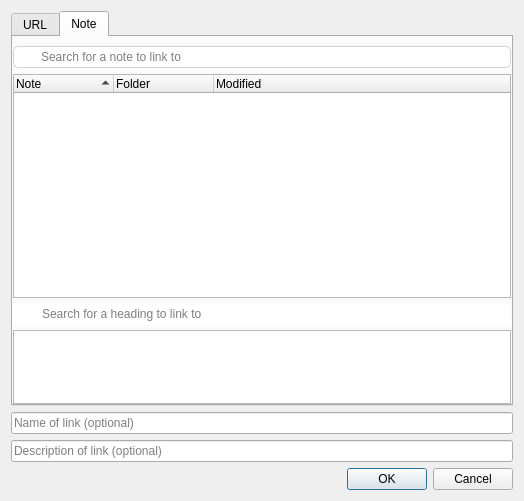
Above: src/dialogs/linkdialog.ui from pbek/QOwnNotes before the change. Below: the same form after it.
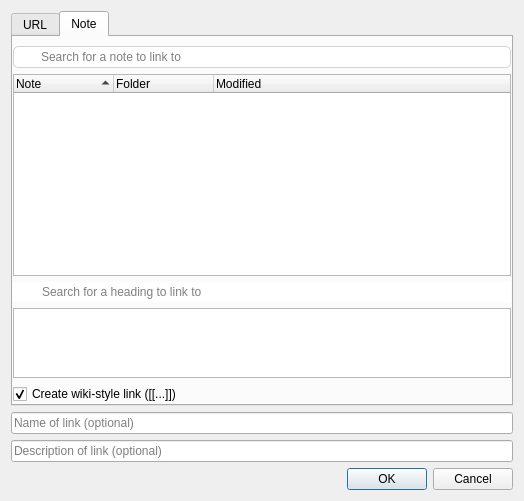
That is the form after the change. The open tabs and pages were chosen to show the change. Icons and pictures are not drawn.

Commit message: #3512 wiki-links: add support for wiki-style links

Diff of the .ui file:
```diff
--- a/src/dialogs/linkdialog.ui
+++ b/src/dialogs/linkdialog.ui
@@ -209,6 +209,19 @@
            </property>
           </widget>
          </item>
+          <item>
+           <widget class="QCheckBox" name="wikiLinkCheckBox">
+            <property name="toolTip">
+             <string>Insert the link as a wiki-style link ([[Note Name]]) instead of a Markdown link</string>
+            </property>
+            <property name="text">
+             <string>Create wiki-style link ([[...]])</string>
+            </property>
+            <property name="checked">
+             <bool>true</bool>
+            </property>
+           </widget>
+          </item>
         </layout>
        </widget>
       </widget>
```
Lines whose indentation alone changed are shown as unchanged. The commit also changes 21 other files.
